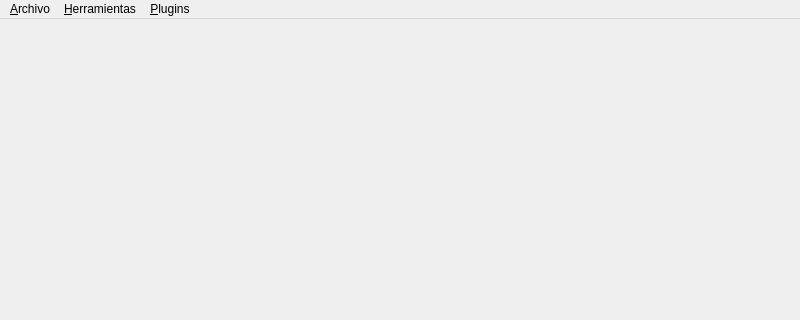
Qt form share/default/ui/mainwindow.ui (JulianSala/Sipred) before a commit; both pictures show x 0 to 800 and y 0 to 320 of the 800 by 600 pixel window.
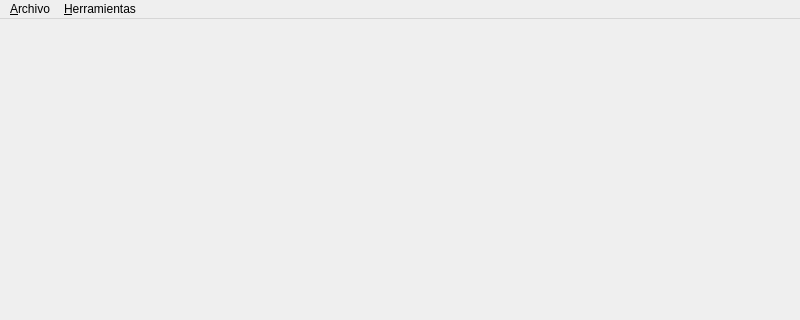
The same form after that commit.

Commit message: Modify and add plugin Modify all looking for load the first plugin example. I have an issue, when try to load the library, the compiler give me an error: undefined symbol: _ZTI6Plugin The next step is fix this compile error.

```diff
--- a/share/default/ui/mainwindow.ui
+++ b/share/default/ui/mainwindow.ui
@@ -40,18 +40,8 @@
     <addaction name="separator"/>
     <addaction name="confAction"/>
    </widget>
-   <widget class="QMenu" name="menu_Plugins">
-    <property name="title">
-     <string>&amp;Plugins</string>
-    </property>
-    <addaction name="actionAgregar"/>
-    <addaction name="actionEliminar"/>
-    <addaction name="separator"/>
-    <addaction name="actionDisponibles"/>
-   </widget>
    <addaction name="fileMenu"/>
    <addaction name="toolsMenu"/>
-   <addaction name="menu_Plugins"/>
   </widget>
   <widget class="QStatusBar" name="statusbar"/>
   <action name="openAction">
```
The commit also changes 17 other files.
